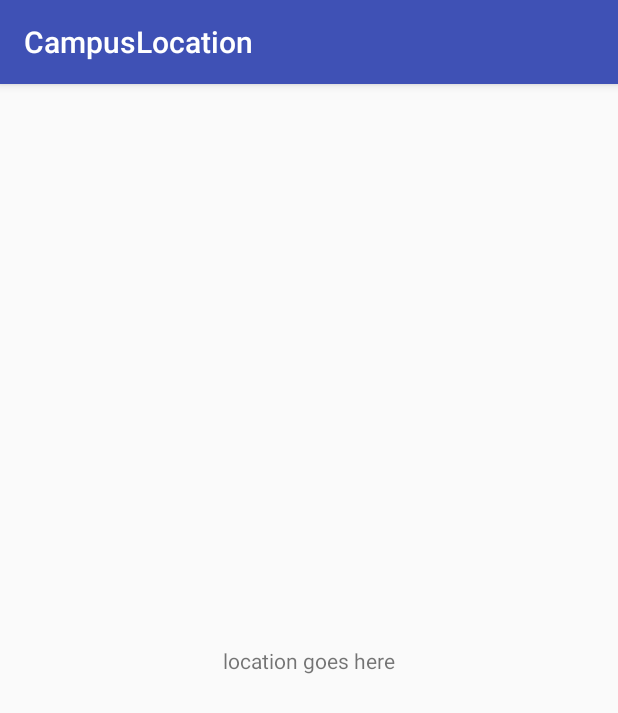
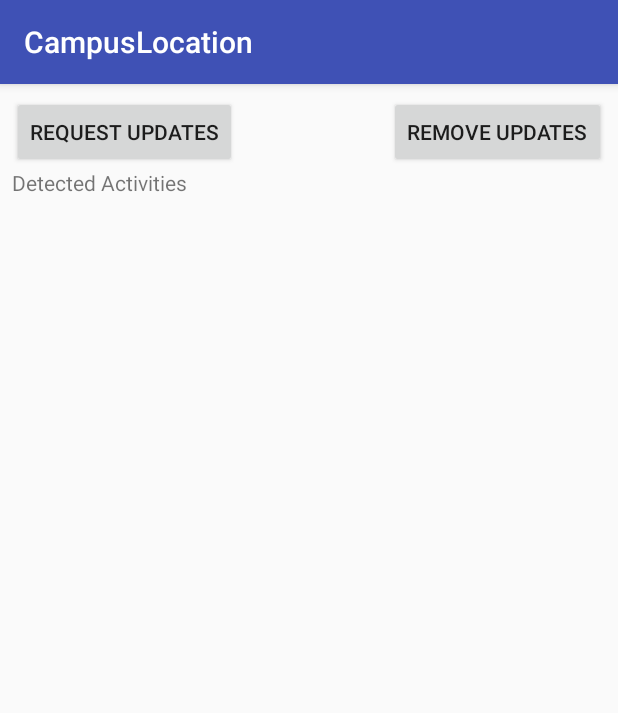
Before and after one commit to Ashwani8/CampusLocation, an Android app: the screen it shows after launch (MainActivity), on a phone screen of 412 x 824 dp. Shown: the top 713 px of the screen. Run offline under Robolectric (Android 15) with nearby library versions, the phone set to English and light mode, and no system bars; 1 statement that could not run was skipped.

Commit message:
changed layout

```diff
--- a/app/src/main/java/com/example/admin/campuslocation/MainActivity.java
+++ b/app/src/main/java/com/example/admin/campuslocation/MainActivity.java
@@ -5,12 +5,16 @@ import android.content.pm.PackageManager;
 import android.location.Location;
 import android.os.Build;
 import android.os.Bundle;
+import android.support.annotation.NonNull;
 import android.support.annotation.Nullable;
 import android.support.v4.app.ActivityCompat;
 import android.support.v7.app.AppCompatActivity;
 import android.widget.TextView;
+import android.widget.Toast;
 
 import com.google.android.gms.location.FusedLocationProviderClient;
+import com.google.android.gms.location.LocationCallback;
+import com.google.android.gms.location.LocationRequest;
 import com.google.android.gms.location.LocationServices;
 import com.google.android.gms.tasks.OnSuccessListener;
 
@@ -19,12 +23,21 @@ public class MainActivity extends AppCompatActivity {
     private TextView textOutput;
     private FusedLocationProviderClient mFusedLocationClient;
     private static final int MY_PERMISION_REQUEST_FINE_LOCATION = 101;
+    private LocationRequest mLocationRequest;
+    private LocationCallback mLocationCallback;
+    private boolean uodateOn = false;
 
     @Override
     protected void onCreate(@Nullable Bundle savedInstanceState) {
         super.onCreate(savedInstanceState);
         setContentView(R.layout.activity_main);
-        textOutput = (TextView) findViewById(R.id.textOutput);
+        textOutput = (TextView) findViewById(R.id.detectedActivities);
+        // initialize create object
+        mLocationRequest = new LocationRequest();
+        mLocationRequest.setInterval(10000); //  every 10 second
+        mLocationRequest.setFastestInterval(5000); // if another app is using location
+        mLocationRequest.setPriority(LocationRequest.PRIORITY_BALANCED_POWER_ACCURACY);
+        mLocationCallback = new LocationCallback();
 
         mFusedLocationClient = LocationServices.getFusedLocationProviderClient(this);
         if (ActivityCompat.checkSelfPermission(this, Manifest.permission.ACCESS_FINE_LOCATION) == PackageManager.PERMISSION_GRANTED) {
@@ -41,7 +54,7 @@ public class MainActivity extends AppCompatActivity {
                 public void onSuccess(Location location) {
                     // Got last known location. On some rare situations this can be null
                     if (location != null) {
-                        textOutput.setText(location.toString());
+                        textOutput.setText(String.valueOf(location.getLatitude()));
                     } else {
                         textOutput.setText("no lication available");
 
@@ -58,4 +71,19 @@ public class MainActivity extends AppCompatActivity {
         }
 
     }
+
+    @Override
+    public void onRequestPermissionsResult(int requestCode, @NonNull String[] permissions, @NonNull int[] grantResults) {
+        super.onRequestPermissionsResult(requestCode, permissions, grantResults);
+        switch (requestCode){
+            case MY_PERMISION_REQUEST_FINE_LOCATION:
+                if (grantResults[0] == PackageManager.PERMISSION_GRANTED){
+                    // the permission is granted, we don't have to do anything.
+                }else {
+                    Toast.makeText(getApplicationContext(),"This app requires locations permissions to be granted",
+                            Toast.LENGTH_SHORT).show();
+                }
+                break;
+        }
+    }
 }
--- a/app/src/main/res/layout/activity_main.xml
+++ b/app/src/main/res/layout/activity_main.xml
@@ -1,19 +1,35 @@
 <?xml version="1.0" encoding="utf-8"?>
-<android.support.constraint.ConstraintLayout xmlns:android="http://schemas.android.com/apk/res/android"
-    xmlns:app="http://schemas.android.com/apk/res-auto"
+<RelativeLayout xmlns:android="http://schemas.android.com/apk/res/android"
     xmlns:tools="http://schemas.android.com/tools"
     android:layout_width="match_parent"
     android:layout_height="match_parent"
+    android:paddingBottom="@dimen/activity_vertical_margin"
+    android:paddingLeft="@dimen/activity_horizontal_margin"
+    android:paddingRight="@dimen/activity_horizontal_margin"
+    android:paddingTop="@dimen/activity_vertical_margin"
     tools:context=".MainActivity">
 
-    <TextView
-        android:id="@+id/textOutput"
+    <Button
+        android:id="@+id/request_activity_updates_button"
         android:layout_width="wrap_content"
         android:layout_height="wrap_content"
-        android:text="location goes here"
-        app:layout_constraintBottom_toBottomOf="parent"
-        app:layout_constraintLeft_toLeftOf="parent"
-        app:layout_constraintRight_toRightOf="parent"
-        app:layout_constraintTop_toTopOf="parent" />
+        android:layout_alignParentLeft="true"
 
-</android.support.constraint.ConstraintLayout>
+        android:text="@string/request_activity_updates" />
+
+    <Button
+        android:id="@+id/remove_activity_updates_button"
+        android:layout_width="wrap_content"
+        android:layout_height="wrap_content"
+        android:layout_alignParentRight="true"
+
+        android:text="@string/remove_activity_updates" />
+
+    <TextView
+        android:id="@+id/detectedActivities"
+        android:layout_width="match_parent"
+        android:layout_height="wrap_content"
+        android:layout_below="@+id/request_activity_updates_button"
+        android:text="@string/detected_activities_title" />
+
+</RelativeLayout>
```
Also changed, not shown: app/src/main/res/values/strings.xml (+16 -0 lines).
